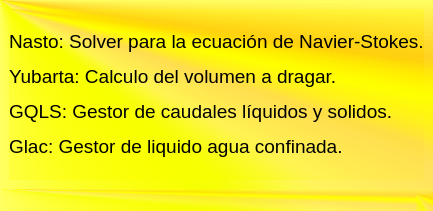
Qt form code_models/04_ssj6/OtherWindow_02.ui (Jhongesell/software-de-balance-de-aguas) before a commit.
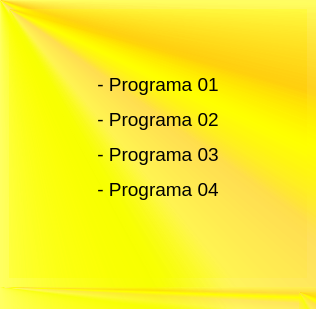
The same form after that commit.

Patch:
```diff
--- a/code_models/04_ssj6/OtherWindow_02.ui
+++ b/code_models/04_ssj6/OtherWindow_02.ui
@@ -6,8 +6,8 @@
    <rect>
     <x>0</x>
     <y>0</y>
-    <width>426</width>
-    <height>211</height>
+    <width>316</width>
+    <height>309</height>
    </rect>
   </property>
   <property name="windowTitle">
@@ -21,7 +21,7 @@
     <item row="0" column="0">
      <widget class="QLabel" name="label">
       <property name="text">
-       <string>&lt;html&gt;&lt;head/&gt;&lt;body&gt;&lt;p&gt;&lt;span style=&quot; font-size:14pt;&quot;&gt;Nasto: Solver para la ecuación de Navier-Stokes.&lt;/span&gt;&lt;/p&gt;&lt;p&gt;&lt;span style=&quot; font-size:14pt;&quot;&gt;Yubarta: Calculo del volumen a dragar.&lt;/span&gt;&lt;/p&gt;&lt;p&gt;&lt;span style=&quot; font-size:14pt;&quot;&gt;GQLS: Gestor de caudales líquidos y solidos.&lt;/span&gt;&lt;/p&gt;&lt;p&gt;&lt;span style=&quot; font-size:14pt;&quot;&gt;Glac: Gestor de liquido agua confinada.&lt;/span&gt;&lt;/p&gt;&lt;/body&gt;&lt;/html&gt;</string>
+       <string>&lt;html&gt;&lt;head/&gt;&lt;body&gt;&lt;p align=&quot;center&quot;&gt;&lt;span style=&quot; font-size:14pt;&quot;&gt;- Programa 01&lt;/span&gt;&lt;/p&gt;&lt;p align=&quot;center&quot;&gt;&lt;span style=&quot; font-size:14pt;&quot;&gt;- Programa 02&lt;/span&gt;&lt;/p&gt;&lt;p align=&quot;center&quot;&gt;&lt;span style=&quot; font-size:14pt;&quot;&gt;- Programa 03&lt;/span&gt;&lt;/p&gt;&lt;p align=&quot;center&quot;&gt;&lt;span style=&quot; font-size:14pt;&quot;&gt;- Programa 04&lt;/span&gt;&lt;br/&gt;&lt;/p&gt;&lt;/body&gt;&lt;/html&gt;</string>
       </property>
      </widget>
     </item>
```
Left out of the diff: 2 changed lines with no effect on the pictures.
